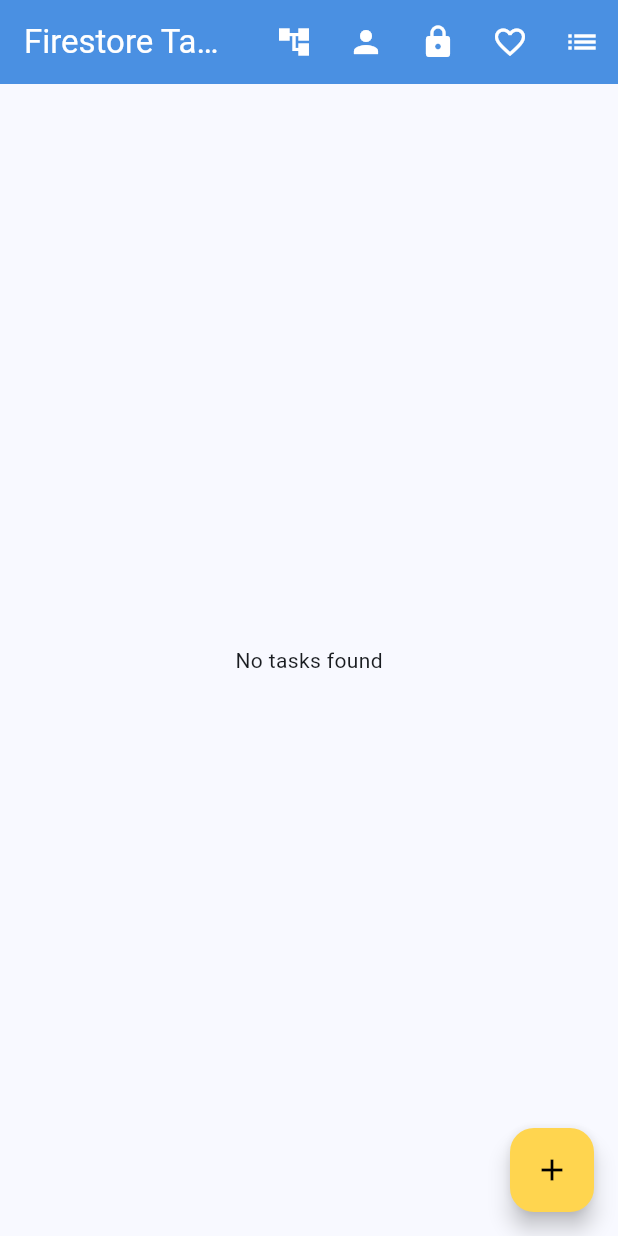
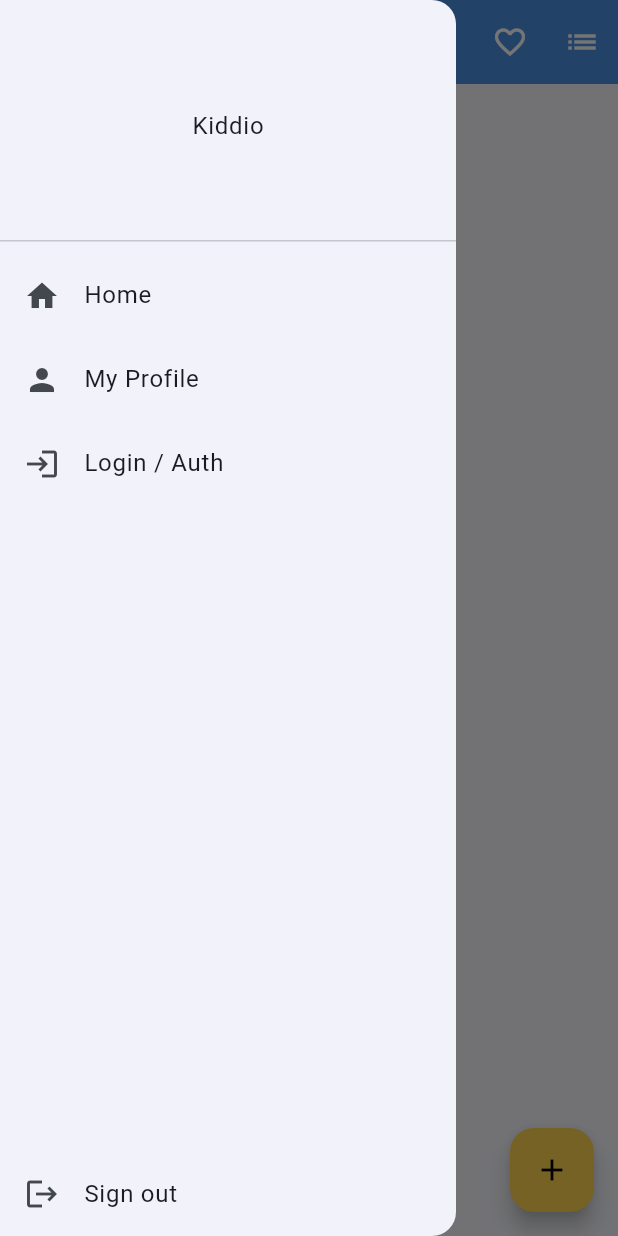
Before and after one commit to kalviumcommunity/S85-0226-Phoneix-Building-Smart-Mobile-Experiences-with-Flutter-and-Firebase-Kiddio, a Flutter app: the screen it shows once a user with an empty profile is signed in, with the side drawer open (before the commit the screen has no drawer), on a phone screen of 412 x 824 dp. Run offline on Flutter 3.47's test engine with Material 3 defaults, Android fonts, the phone set to English and light mode, and no system bars; our stand-ins replace cloud_firestore, firebase_auth, firebase_core; accounts and stored records are empty.

Commit message:
Define paths: /login, /home, /profile.

```diff
--- a/frontend/lib/main.dart
+++ b/frontend/lib/main.dart
@@ -7,6 +7,7 @@ import 'task_list_page.dart';
 import 'screens/auth_screen.dart';
 import 'state/favorites_provider.dart';
 import 'theme/colors.dart';
+import 'profile_page.dart';
 
 Future<void> main() async {
   WidgetsFlutterBinding.ensureInitialized();
@@ -39,6 +40,16 @@ class MyApp extends StatelessWidget {
             foregroundColor: isNightMode ? kNightColorScheme.onSecondary : Colors.black,
           ),
         ),
+        routes: {
+          '/login': (ctx) => const AuthScreen(),
+          '/home': (ctx) => const TaskListPage(),
+          '/profile': (ctx) {
+            final user = FirebaseAuth.instance.currentUser;
+            if (user == null) return const AuthScreen();
+            return ProfilePage(userId: user.uid);
+          },
+        },
+
         home: StreamBuilder<User?>(
           stream: FirebaseAuth.instance.authStateChanges(),
           builder: (context, snapshot) {
--- a/frontend/lib/task_list_page.dart
+++ b/frontend/lib/task_list_page.dart
@@ -64,6 +64,49 @@ class TaskListPage extends StatelessWidget {
   @override
   Widget build(BuildContext context) {
     return Scaffold(
+      drawer: Drawer(
+        child: SafeArea(
+          child: Column(
+            children: [
+              const DrawerHeader(child: Center(child: Text('Kiddio'))),
+              ListTile(
+                leading: const Icon(Icons.home),
+                title: const Text('Home'),
+                onTap: () {
+                  Navigator.pop(context);
+                  Navigator.pushNamed(context, '/home');
+                },
+              ),
+              ListTile(
+                leading: const Icon(Icons.person),
+                title: const Text('My Profile'),
+                onTap: () {
+                  Navigator.pop(context);
+                  Navigator.pushNamed(context, '/profile');
+                },
+              ),
+              ListTile(
+                leading: const Icon(Icons.login),
+                title: const Text('Login / Auth'),
+                onTap: () {
+                  Navigator.pop(context);
+                  Navigator.pushNamed(context, '/login');
+                },
+              ),
+              const Spacer(),
+              ListTile(
+                leading: const Icon(Icons.logout),
+                title: const Text('Sign out'),
+                onTap: () async {
+                  Navigator.pop(context);
+                  await FirebaseAuth.instance.signOut();
+                  Navigator.pushReplacementNamed(context, '/login');
+                },
+              ),
+            ],
+          ),
+        ),
+      ),
       appBar: AppBar(
         title: const Text('Firestore Tasks + Secure Profile + Favorites'),
         actions: [
```
Also changed, not shown: 1 other file.
